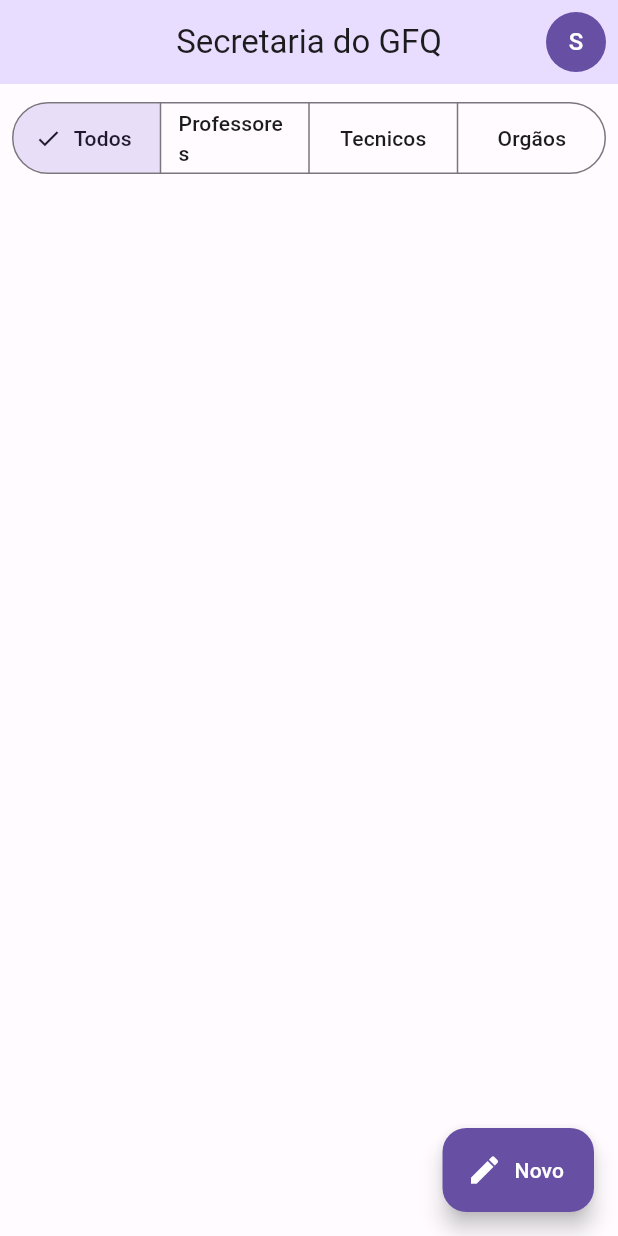
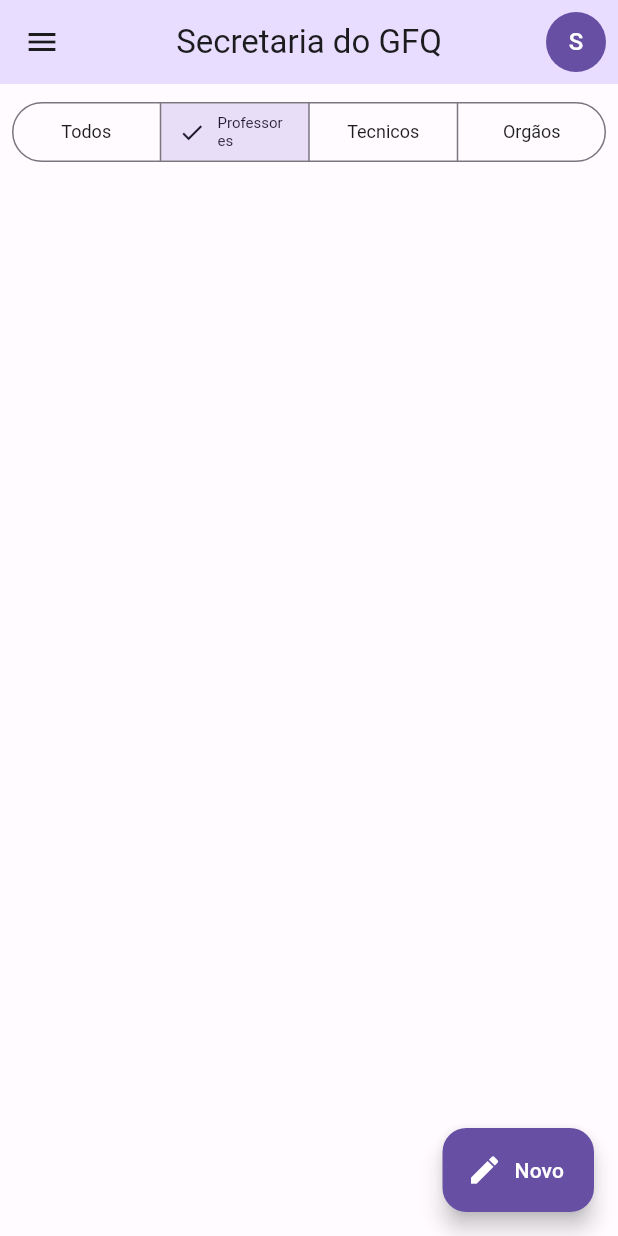
Before and after one commit to sid-tec/gfq, a Flutter app: the screen it shows after launch, on a phone screen of 412 x 824 dp. Run offline on Flutter 3.47's test engine with Material 2 defaults, Android fonts, the phone set to English and light mode, and no system bars; our stand-ins replace flutter_modular.

Commit message:
UFF Noite

```diff
--- a/app/lib/src/app_widget.dart
+++ b/app/lib/src/app_widget.dart
@@ -1,5 +1,6 @@
 import 'package:flutter/material.dart';
-import 'home/home_page.dart';
+import 'package:flutter_modular/flutter_modular.dart';
+//
 import 'shered/themes/themes.dart';
 
 class AppWidget extends StatelessWidget {
@@ -8,13 +9,14 @@ class AppWidget extends StatelessWidget {
   // This widget is the root of your application.
   @override
   Widget build(BuildContext context) {
-    return MaterialApp(
-      title: 'Sec GFQ',
+    return MaterialApp.router(
+      title: 'Secretaria',
       debugShowCheckedModeBanner: false,
       //themeMode: ThemeMode.light,
       theme: lightTheme,
       darkTheme: darkTheme,
-      home: const HomePage(),
+      routerDelegate: Modular.routerDelegate,
+      routeInformationParser: Modular.routeInformationParser,
     );
   }
 }
--- a/app/lib/src/home/home_page.dart
+++ b/app/lib/src/home/home_page.dart
@@ -1,5 +1,7 @@
 import 'package:flutter/material.dart';
 import 'package:secretaria/src/shered/widgets/user_image_button.dart';
+
+import 'widgets/custom_navigation_drawer.dart';
 
 class HomePage extends StatefulWidget {
   const HomePage({super.key});
@@ -12,6 +14,7 @@ class _HomePageState extends State<HomePage> {
   @override
   Widget build(BuildContext context) {
     return Scaffold(
+      drawer: const CustomNavigationDrawer(),
       appBar: AppBar(
         title: const Text('Secretaria do GFQ'),
         actions: const [
@@ -21,28 +24,51 @@ class _HomePageState extends State<HomePage> {
           ),
         ],
       ),
-      floatingActionButton: FloatingActionButton.extended(
-        onPressed: () {},
+      floatingActionButton: const EditFloatingActionButton(),
+      body: const Center(
+        child: Column(
+          children: [
+            Padding(
+              padding: EdgeInsets.all(8),
+              child: OptionsSegmentedButton(),
+            ),
+          ],
+        ),
+      ),
+    );
+  }
+}
+
+class EditFloatingActionButton extends StatelessWidget {
+  const EditFloatingActionButton({super.key});
+
+  @override
+  Widget build(BuildContext context) {
+    return FloatingActionButton.extended(
+      onPressed: () {
+        Navigator.of(context).pop();
+        Navigator.of(context).pushNamed('/edit');
+      },
       icon: const Icon(Icons.edit),
       label: const Text('Novo'),
-      ),
-      body: Column(
-        children: [
-          Padding(
-            padding: const EdgeInsets.all(8),
-            child: SegmentedButton<int>(
+    );
+  }
+}
+
+class OptionsSegmentedButton extends StatelessWidget {
+  const OptionsSegmentedButton({super.key});
+
+  @override
+  Widget build(BuildContext context) {
+    return SegmentedButton<int>(
       segments: const [
         ButtonSegment(value: 0, label: Text('Todos')),
         ButtonSegment(value: 1, label: Text('Professores')),
         ButtonSegment(value: 2, label: Text('Tecnicos')),
         ButtonSegment(value: 3, label: Text('Orgãos')),
       ],
-              selected: const {0},
+      selected: const {1},
       onSelectionChanged: (values) {},
-            ),
-          ),
-        ],
-      ),
     );
   }
 }
```
Also changed, not shown: app/lib/main.dart (+9 -2 lines), app/lib/src/shered/themes/themes.dart (+14 -0 lines), app/pubspec.yaml (+7 -15 lines), app/pubspec.lock. Lines whose indentation alone changed are shown as unchanged.
